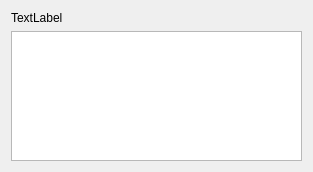
Qt form lib/unicorn/dialogs/CloseAppsDialog.ui (mutecypher/lastfm-desktop) before a commit.
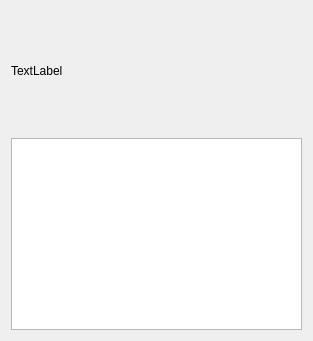
The same form after that commit. Custom widgets are drawn as their Qt base class.

The edit to the form file:
```diff
--- a/lib/unicorn/dialogs/CloseAppsDialog.ui
+++ b/lib/unicorn/dialogs/CloseAppsDialog.ui
@@ -7,13 +7,13 @@
     <x>0</x>
     <y>0</y>
     <width>313</width>
-    <height>172</height>
+    <height>341</height>
    </rect>
   </property>
   <property name="windowTitle">
    <string>Close Apps</string>
   </property>
-  <layout class="QVBoxLayout" name="verticalLayout">
+  <layout class="QVBoxLayout" name="verticalLayout" stretch="1,0">
    <item>
     <widget class="QLabel" name="text">
      <property name="toolTip">
@@ -22,6 +22,9 @@
      <property name="text">
       <string notr="true">TextLabel</string>
      </property>
+     <property name="textFormat">
+      <enum>Qt::RichText</enum>
+     </property>
      <property name="wordWrap">
       <bool>true</bool>
      </property>
@@ -36,6 +39,13 @@
    </item>
   </layout>
  </widget>
+ <customwidgets>
+  <customwidget>
+   <class>unicorn::Label</class>
+   <extends>QLabel</extends>
+   <header location="global">lib/unicorn/Widgets/Label.h</header>
+  </customwidget>
+ </customwidgets>
  <resources/>
  <connections/>
 </ui>
```
Left out of the diff: 2 changed lines with no effect on the pictures.
